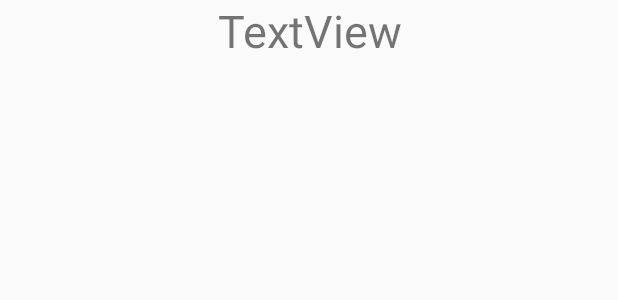
After one commit to ElMKV/NASApp, an Android app: the layout activity_comet_descripion.xml on its own in the app's theme, with its tools: preview values and no code run, on a phone screen of 412 x 824 dp. The commit adds this screen. Shown: the top 300 px of the screen. Run offline under Robolectric (Android 15) with nearby library versions, the light colour scheme and no system bars.

Commit message:
Создал новое активити и вывел название

```diff
--- a/app/src/main/AndroidManifest.xml
+++ b/app/src/main/AndroidManifest.xml
@@ -1,7 +1,8 @@
 <?xml version="1.0" encoding="utf-8"?>
-<manifest xmlns:android="http://schemas.android.com/apk/res/android" package="com.example.nasapp">
-    <uses-permission android:name="android.permission.INTERNET"/>
+<manifest xmlns:android="http://schemas.android.com/apk/res/android"
+    package="com.example.nasapp">
 
+    <uses-permission android:name="android.permission.INTERNET" />
 
     <application
         android:allowBackup="true"
@@ -10,6 +11,7 @@
         android:roundIcon="@mipmap/ic_launcher_round"
         android:supportsRtl="true"
         android:theme="@style/AppTheme">
+        <activity android:name=".CometActivityDescripion"></activity>
         <activity android:name=".MainActivity">
             <intent-filter>
                 <action android:name="android.intent.action.MAIN" />
--- /dev/null
+++ b/app/src/main/res/layout/activity_comet_descripion.xml
@@ -0,0 +1,22 @@
+<?xml version="1.0" encoding="utf-8"?>
+<androidx.constraintlayout.widget.ConstraintLayout xmlns:android="http://schemas.android.com/apk/res/android"
+    xmlns:app="http://schemas.android.com/apk/res-auto"
+    xmlns:tools="http://schemas.android.com/tools"
+    android:layout_width="match_parent"
+    android:layout_height="match_parent"
+    tools:context=".CometActivityDescripion">
+
+    <LinearLayout
+        android:layout_width="match_parent"
+        android:layout_height="match_parent"
+        android:orientation="vertical">
+
+        <TextView
+            android:id="@+id/textViewId"
+            android:layout_width="match_parent"
+            android:layout_height="wrap_content"
+            android:gravity="center"
+            android:text="TextView"
+            android:textSize="30sp" />
+    </LinearLayout>
+</androidx.constraintlayout.widget.ConstraintLayout>
```
Also changed, not shown: app/src/main/java/com/example/nasapp/CometActivityDescripion.java (added, +33 -0 lines), app/src/main/java/com/example/nasapp/CometAdapter.java (+13 -0 lines), app/src/main/java/com/example/nasapp/NearEarthObject.java (+18 -6 lines).
